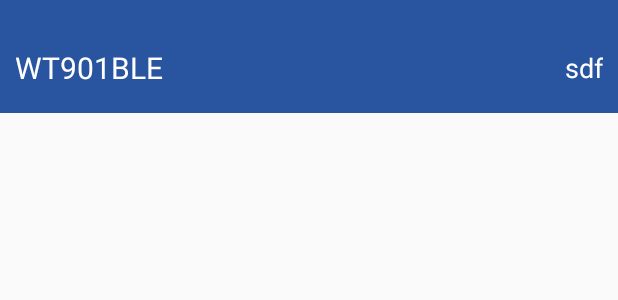
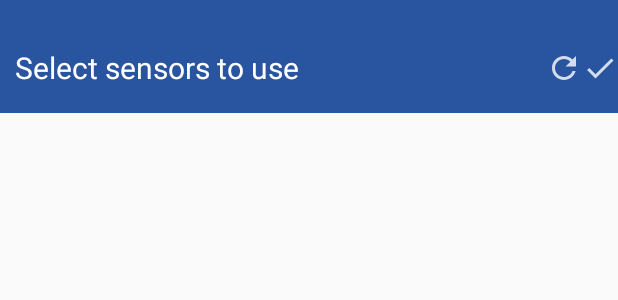
Before and after one commit to vrublack/WT901BLECL, an Android app: the layout act_device.xml on its own in the app's theme, with its tools: preview values and no code run, on a phone screen of 412 x 824 dp. Shown: the top 300 px of the screen. Run offline under Robolectric (Android 15) with nearby library versions, the phone set to English and light mode, and no system bars.

Commit message:
Can check sensor to use

```diff
--- /dev/null
+++ b/app/src/main/res/drawable-anydpi/ic_check.xml
@@ -0,0 +1,11 @@
+<vector xmlns:android="http://schemas.android.com/apk/res/android"
+    android:width="24dp"
+    android:height="24dp"
+    android:viewportWidth="24"
+    android:viewportHeight="24"
+    android:tint="#FFFFFF"
+    android:alpha="0.8">
+    <path
+        android:fillColor="#FF000000"
+        android:pathData="M9,16.17L4.83,12l-1.42,1.41L9,19 21,7l-1.41,-1.41z"/>
+</vector>
--- /dev/null
+++ b/app/src/main/res/drawable-anydpi/ic_refresh.xml
@@ -0,0 +1,11 @@
+<vector xmlns:android="http://schemas.android.com/apk/res/android"
+    android:width="24dp"
+    android:height="24dp"
+    android:viewportWidth="24"
+    android:viewportHeight="24"
+    android:tint="#FFFFFF"
+    android:alpha="0.8">
+    <path
+        android:fillColor="#FF000000"
+        android:pathData="M17.65,6.35C16.2,4.9 14.21,4 12,4c-4.42,0 -7.99,3.58 -7.99,8s3.57,8 7.99,8c3.73,0 6.84,-2.55 7.73,-6h-2.08c-0.82,2.33 -3.04,4 -5.65,4 -3.31,0 -6,-2.69 -6,-6s2.69,-6 6,-6c1.66,0 3.14,0.69 4.22,1.78L13,11h7V4l-2.35,2.35z"/>
+</vector>
--- a/app/src/main/res/layout/act_device.xml
+++ b/app/src/main/res/layout/act_device.xml
@@ -1,5 +1,7 @@
 <?xml version="1.0" encoding="utf-8"?>
 <LinearLayout xmlns:android="http://schemas.android.com/apk/res/android"
+    xmlns:app="http://schemas.android.com/apk/res-auto"
+    xmlns:tools="http://schemas.android.com/tools"
     android:layout_width="match_parent"
     android:layout_height="match_parent"
     android:orientation="vertical">
@@ -22,22 +24,25 @@
 
         <TextView
             android:id="@+id/tv_title"
-            android:layout_width="wrap_content"
+            android:layout_width="match_parent"
             android:layout_height="wrap_content"
             android:layout_weight="1"
             android:padding="10dp"
-            android:text="WT901BLE"
+            android:text="@string/pick_use"
             android:textColor="@color/white"
             android:textSize="20sp" />
 
-        <TextView
-            android:id="@+id/tv_scan"
+        <ImageView
+            android:id="@+id/scan"
             android:layout_width="wrap_content"
             android:layout_height="wrap_content"
-            android:padding="10dp"
-            android:text="sdf"
-            android:textColor="@color/white"
-            android:textSize="18sp" />
+            app:srcCompat="@drawable/ic_refresh" />
+
+        <ImageView
+            android:id="@+id/okay"
+            android:layout_width="wrap_content"
+            android:layout_height="wrap_content"
+            app:srcCompat="@drawable/ic_check" />
     </LinearLayout>
 
 
--- a/app/src/main/res/values/strings.xml
+++ b/app/src/main/res/values/strings.xml
@@ -72,4 +72,5 @@
     <string name="gyr">Gyr</string>
     <string name="connect_failed">Failed to connect</string>
     <string name="recording_waiting_reconnect">Recording, waiting for reconnect</string>
+    <string name="pick_use">Select sensors to use</string>
 </resources>
```
Also changed, not shown: app/src/main/java/com/witsensor/WTBLE901/activity/DeviceScanActivity.java (+45 -20 lines), app/src/main/res/layout/listitem_device.xml (+29 -8 lines), app/src/main/res/drawable-hdpi/ic_check.png (added), app/src/main/res/drawable-hdpi/ic_refresh.png (added), app/src/main/res/drawable-mdpi/ic_check.png (added), app/src/main/res/drawable-mdpi/ic_refresh.png (added), app/src/main/res/drawable-xhdpi/ic_check.png (added), app/src/main/res/drawable-xhdpi/ic_refresh.png (added), app/src/main/res/drawable-xxhdpi/ic_check.png (added), app/src/main/res/drawable-xxhdpi/ic_refresh.png (added).
